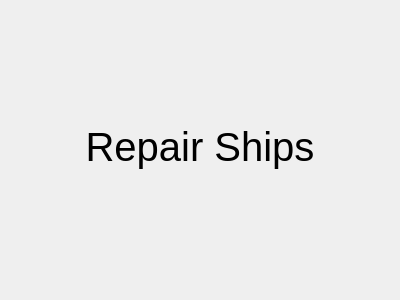
Qt form FleetMemories/ClientGUI/ui/maintenance/repair.ui (ibicdlcod/GuoMuoRuoProject) before a commit.
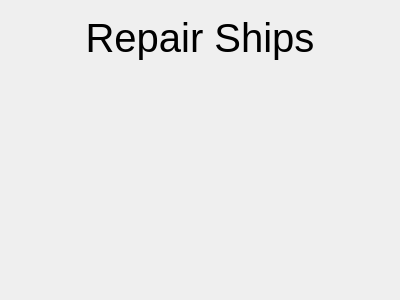
The same form after that commit.

The edit to the form file:
```diff
--- a/FleetMemories/ClientGUI/ui/maintenance/repair.ui
+++ b/FleetMemories/ClientGUI/ui/maintenance/repair.ui
@@ -38,9 +38,9 @@
    <item>
     <widget class="QWidget" name="RepairArea" native="true">
      <property name="sizePolicy">
-      <sizepolicy hsizetype="Expanding" vsizetype="Maximum">
+      <sizepolicy hsizetype="Expanding" vsizetype="Expanding">
        <horstretch>255</horstretch>
-       <verstretch>1</verstretch>
+       <verstretch>4</verstretch>
       </sizepolicy>
      </property>
      <property name="styleSheet">
```
